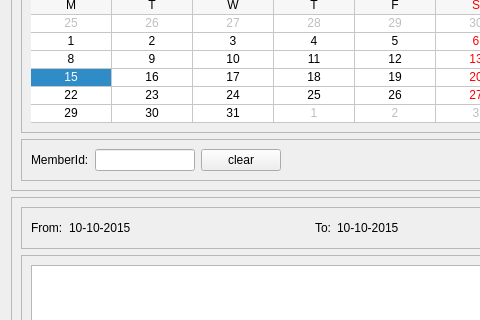
This is penyamanager/admin/productexpensesview.ui in eguzki/penyamanager as Qt 5 draws it before an edit; both pictures show x 0 to 480 and y 109 to 429 of the 1200 by 1000 pixel window. The edited form follows.
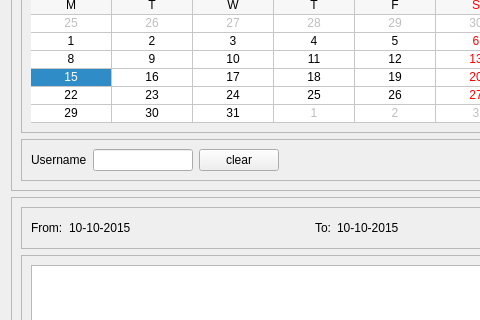
This is the edited form.

Commit message: [FEATURE] username can be updated

The edit to the form file:
```diff
--- a/penyamanager/admin/productexpensesview.ui
+++ b/penyamanager/admin/productexpensesview.ui
@@ -180,7 +180,7 @@
          <item>
           <widget class="QLabel" name="memberIdLabel">
            <property name="text">
-            <string>MemberId:</string>
+            <string>Username</string>
            </property>
           </widget>
          </item>
```
The commit also changes 43 other files.
